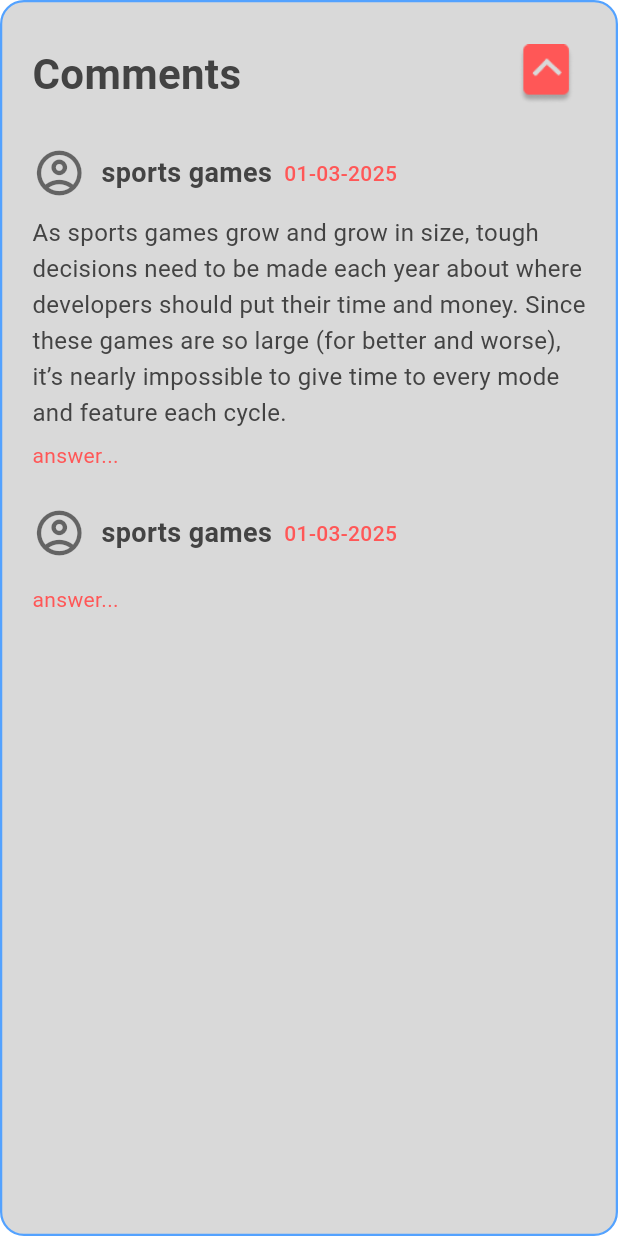
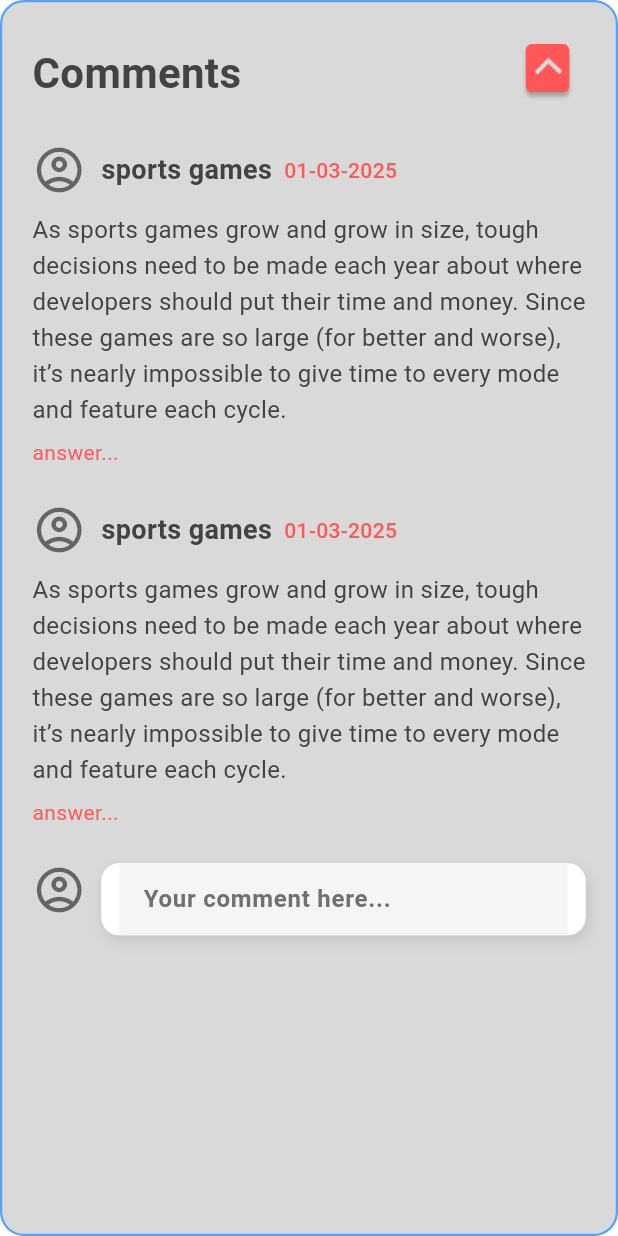
Before and after one commit to Pharaon3/operationsports, a Flutter app: the CommentsPage widget shown alone on an empty page, opened directly, on a phone screen of 412 x 824 dp. Run offline on Flutter 3.47's test engine with Material 3 defaults, Android fonts, the phone set to English and light mode, and no system bars; our stand-ins replace flutter_html, font_awesome_flutter, go_router; network calls fail.

Commit message:
Your comment here....

```diff
--- a/lib/widgets/comment.dart
+++ b/lib/widgets/comment.dart
@@ -12,9 +12,7 @@ class CommentsPage extends StatelessWidget {
         borderRadius: BorderRadius.circular(16),
         border: Border.all(color: const Color(0xFF53A2FF), width: 1.5),
       ),
-      child: Stack(
-        children: [
-          Column(
+      child: Column(
         crossAxisAlignment: CrossAxisAlignment.start,
         children: [
           // Header
@@ -30,10 +28,7 @@ class CommentsPage extends StatelessWidget {
                 ),
               ),
               IconButton(
-                    icon: Image.asset(
-                      'assets/red up.png',
-                      height: 40,
-                    ),
+                icon: Image.asset('assets/red up.png', height: 38),
                 onPressed: () {
                   Navigator.of(context).pop();
                 },
@@ -41,6 +36,7 @@ class CommentsPage extends StatelessWidget {
             ],
           ),
           const SizedBox(height: 20),
+
           // Comment 1
           commentTile(
             username: "sports games",
@@ -49,11 +45,52 @@ class CommentsPage extends StatelessWidget {
                 "As sports games grow and grow in size, tough decisions need to be made each year about where developers should put their time and money. Since these games are so large (for better and worse), it’s nearly impossible to give time to every mode and feature each cycle.",
           ),
           const SizedBox(height: 24),
-              // Comment 2 (Example repeated)
+
+          // Comment 2
           commentTile(
             username: "sports games",
             date: "01-03-2025",
-                comment: "",
+            comment:
+                "As sports games grow and grow in size, tough decisions need to be made each year about where developers should put their time and money. Since these games are so large (for better and worse), it’s nearly impossible to give time to every mode and feature each cycle.",
+          ),
+          const SizedBox(height: 24),
+
+          // Comment Input
+          Row(
+            crossAxisAlignment: CrossAxisAlignment.start,
+            children: [
+              const Icon(
+                Icons.account_circle_outlined,
+                size: 36,
+                color: Colors.black54,
+              ),
+              const SizedBox(width: 10),
+              Expanded(
+                child: Container(
+                  padding: const EdgeInsets.symmetric(horizontal: 12),
+                  decoration: BoxDecoration(
+                    color: Colors.white,
+                    borderRadius: BorderRadius.circular(12),
+                    boxShadow: [
+                      BoxShadow(
+                        color: Colors.black.withOpacity(0.1),
+                        blurRadius: 8,
+                        offset: const Offset(2, 4),
+                      ),
+                    ],
+                  ),
+                  child: const TextField(
+                    maxLines: null,
+                    decoration: InputDecoration(
+                      border: InputBorder.none,
+                      hintText: "Your comment here...",
+                      hintStyle: TextStyle(
+                        fontWeight: FontWeight.bold,
+                        color: Color(0xFF707070),
+                      ),
+                    ),
+                  ),
+                ),
               ),
             ],
           ),
@@ -98,7 +135,6 @@ class CommentsPage extends StatelessWidget {
           ],
         ),
         const SizedBox(height: 10),
-        if (comment.isNotEmpty)
         Text(
           comment,
           style: const TextStyle(
```
Lines whose indentation alone changed are shown as unchanged.
